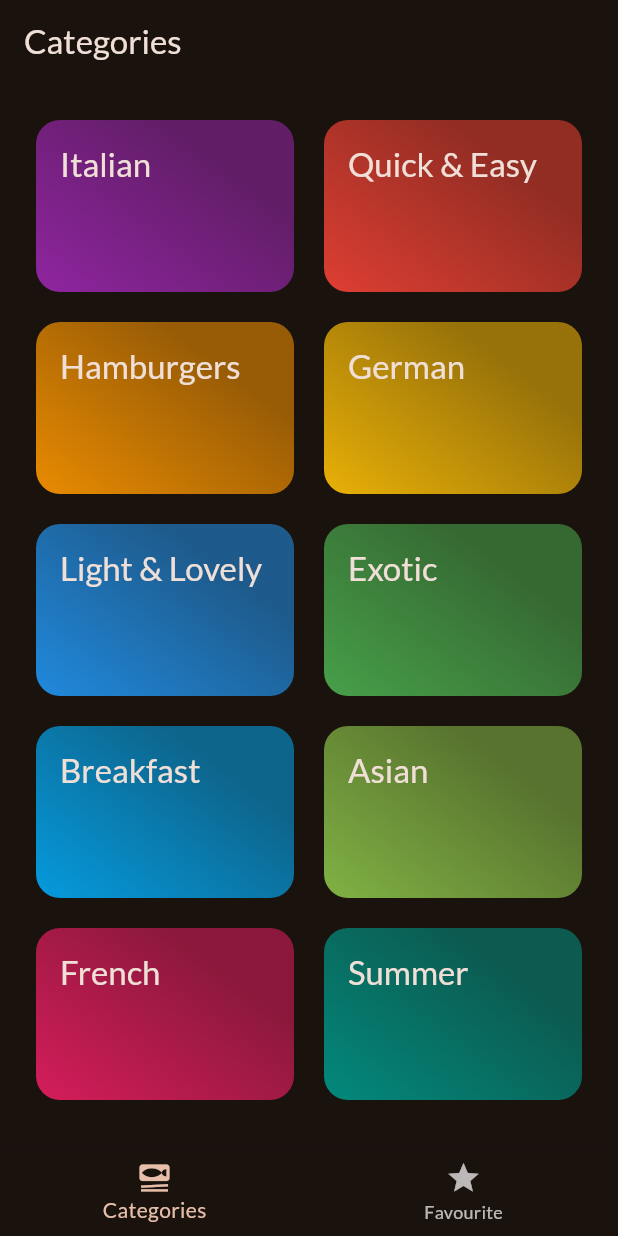
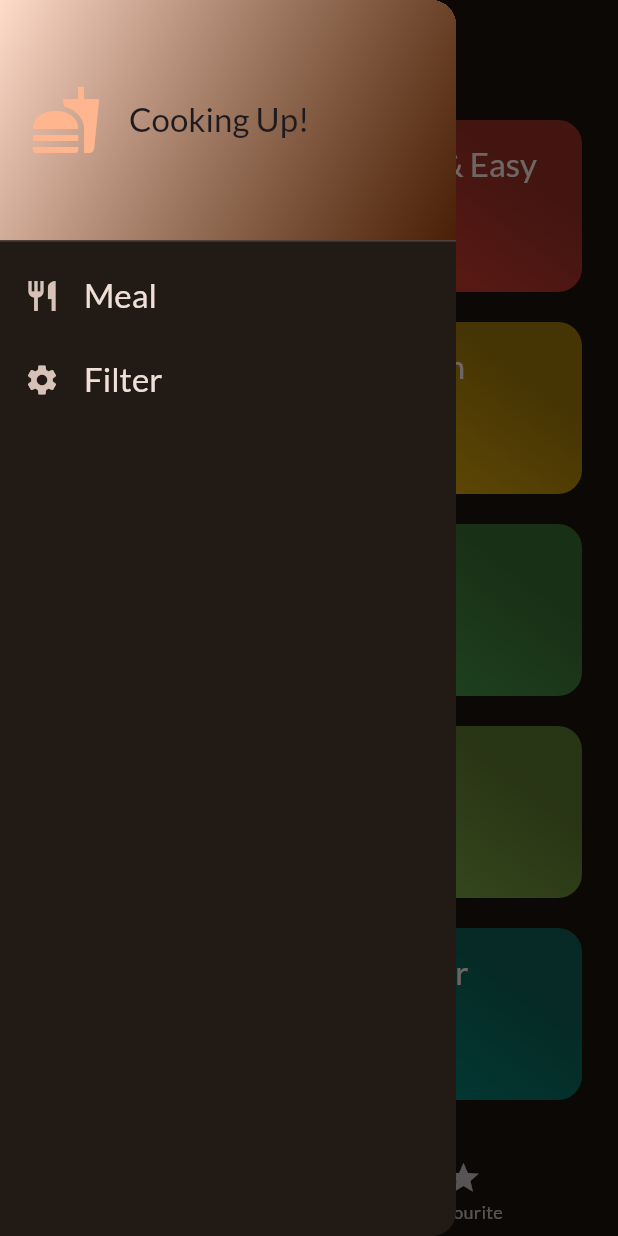
Before and after one commit to Shivangm9669/Meal_app, a Flutter app: the screen it shows after launch, with the side drawer open (before the commit the screen has no drawer), on a phone screen of 412 x 824 dp. Run offline on Flutter 3.47's test engine with Material 3 defaults, Android fonts, the phone set to English and light mode, and no system bars; our stand-ins replace flutter_riverpod, google_fonts, transparent_image.

Commit message:
State managment using riverpod

```diff
--- /dev/null
+++ b/lib/provider/favouritemealprovider.dart
@@ -0,0 +1,22 @@
+import 'package:flutter_riverpod/flutter_riverpod.dart';
+import 'package:mealapp/model/meal.dart';
+
+class FavouriteMealNotifier extends StateNotifier<List<Meal>> {
+  FavouriteMealNotifier() : super([]);
+
+  bool togglefavourite(Meal meal) {
+    final isfavouriteMeal = state.contains(meal);
+
+    if (isfavouriteMeal) {
+      state = state.where((m) => m.id != meal.id).toList();
+      return false;
+    } else {
+      state = [...state, meal];
+      return true;
+    }
+  }
+}
+
+final favouriteMealProvider =
+    StateNotifierProvider<FavouriteMealNotifier, List<Meal>>(
+        (ref) => FavouriteMealNotifier());
--- /dev/null
+++ b/lib/provider/filterprovider.dart
@@ -0,0 +1,26 @@
+import 'package:flutter_riverpod/flutter_riverpod.dart';
+
+enum Filters { glutenfree, vegan, vegetrain, lactosefree }
+
+class FilterNotifier extends StateNotifier<Map<Filters, bool>> {
+  FilterNotifier()
+      : super({
+          Filters.glutenfree: false,
+          Filters.lactosefree: false,
+          Filters.vegan: false,
+          Filters.vegetrain: false,
+        });
+
+  void setFilters(Map<Filters, bool> selectedFilter) {
+    state = selectedFilter;
+  }
+
+  void setFilter(Filters filter, bool isactive) {
+    state = {...state, filter: isactive};
+  }
+}
+
+final filterProvider =
+    StateNotifierProvider<FilterNotifier, Map<Filters, bool>>((ref) {
+  return FilterNotifier();
+});
--- /dev/null
+++ b/lib/provider/mealprovider.dart
@@ -0,0 +1,6 @@
+import "package:flutter_riverpod/flutter_riverpod.dart";
+import "package:mealapp/data/categorydata.dart";
+
+final mealProvider = Provider((ref) {
+  return dummyMeals;
+});
--- a/lib/screens/categoryscreen.dart
+++ b/lib/screens/categoryscreen.dart
@@ -7,18 +7,17 @@ import 'package:mealapp/screens/mealscreen.dart';
 import 'package:mealapp/widgets/catergorygriditem.dart';
 
 class CategoryGrid extends StatelessWidget {
-  const CategoryGrid({super.key, required this.toggleFavList});
-  final void Function(Meal meal) toggleFavList;
+  const CategoryGrid({super.key , required this.availableList});
+  final List<Meal> availableList;
 
   void _selectedCategory(BuildContext context, Category category) {
-    final filteredlist = dummyMeals
+    final filteredlist = availableList
         .where((meal) => meal.categories.contains(category.id))
         .toList();
     Navigator.of(context).push(MaterialPageRoute(
         builder: (ctx) => MealScreen(
               title: category.title,
               meals: filteredlist,
-              toggleFavList: toggleFavList,
             )));
   }
 
--- a/lib/screens/mealdetails.dart
+++ b/lib/screens/mealdetails.dart
@@ -1,20 +1,31 @@
 import 'package:flutter/material.dart';
+import 'package:flutter_riverpod/flutter_riverpod.dart';
 import 'package:mealapp/model/meal.dart';
+import 'package:mealapp/provider/favouritemealprovider.dart';
 
-class MealDetailsScreen extends StatelessWidget {
-  const MealDetailsScreen(
-      {super.key, required this.meal, required this.toggleFavList});
-  final void Function(Meal meal) toggleFavList;
+class MealDetailsScreen extends ConsumerWidget {
+  const MealDetailsScreen({super.key, required this.meal});
+
   final Meal meal;
 
   @override
-  Widget build(BuildContext context) {
+  Widget build(BuildContext context, WidgetRef ref) {
     return Scaffold(
       appBar: AppBar(
         actions: [
           IconButton(
             onPressed: () {
-              toggleFavList(meal);
+              final wasAdded = ref
+                  .read(favouriteMealProvider.notifier)
+                  .togglefavourite(meal);
+              ScaffoldMessenger.of(context).clearSnackBars();
+              ScaffoldMessenger.of(context).showSnackBar(
+                SnackBar(
+                  content: Text(wasAdded
+                      ? "Meal is add to favourite"
+                      : "Meal is removed from favourite"),
+                ),
+              );
             },
             icon: const Icon(Icons.star),
           )
--- a/lib/screens/mealscreen.dart
+++ b/lib/screens/mealscreen.dart
@@ -4,15 +4,15 @@ import 'package:mealapp/screens/mealdetails.dart';
 import 'package:mealapp/widgets/meal_item.dart';
 
 class MealScreen extends StatelessWidget {
-  const MealScreen({super.key, this.title, required this.meals , required this.toggleFavList});
+  const MealScreen({super.key, this.title, required this.meals });
 
-  final void Function(Meal meal) toggleFavList;
+
   final String? title;
   final List<Meal> meals;
 
   void onSelectedMeal(BuildContext context, Meal meal) {
     Navigator.of(context).push(
-        MaterialPageRoute(builder: (ctx) => MealDetailsScreen(meal: meal , toggleFavList: toggleFavList,)));
+        MaterialPageRoute(builder: (ctx) => MealDetailsScreen(meal: meal)));
   }
 
   @override
--- a/lib/screens/tabsdetail.dart
+++ b/lib/screens/tabsdetail.dart
@@ -1,39 +1,35 @@
 import 'package:flutter/material.dart';
-import 'package:mealapp/model/meal.dart';
+import 'package:flutter_riverpod/flutter_riverpod.dart';
+
+import 'package:mealapp/provider/filterprovider.dart';
+import 'package:mealapp/provider/favouritemealprovider.dart';
+import 'package:mealapp/provider/mealprovider.dart';
 import 'package:mealapp/screens/categoryscreen.dart';
+import 'package:mealapp/screens/filterscreem.dart';
 import 'package:mealapp/screens/mealscreen.dart';
+import 'package:mealapp/widgets/appdrawer.dart';
 
-class TabScreen extends StatefulWidget {
+var kInitalList = {
+  Filters.glutenfree: false,
+  Filters.lactosefree: false,
+  Filters.vegan: false,
+  Filters.vegetrain: false
+};
+
+class TabScreen extends ConsumerStatefulWidget {
   const TabScreen({super.key});
 
   @override
-  State<TabScreen> createState() => _TabScreenState();
+  ConsumerState<TabScreen> createState() => _TabScreenState();
 }
 
-class _TabScreenState extends State<TabScreen> {
-  final List<Meal> favList = [];
-
-  void _showMessage(String message) {
-    ScaffoldMessenger.of(context).clearSnackBars();
-    ScaffoldMessenger.of(context).showSnackBar(
-      SnackBar(
-        content: Text(message),
-      ),
-    );
-  }
-
-  void _toggleFavoriteList(Meal meal) {
-    final isExisiting = favList.contains(meal);
-    if (isExisiting) {
-      setState(() {
-        favList.remove(meal);
-        _showMessage("Meal Remove From Favourite");
-      });
-    } else {
-      setState(() {
-        favList.add(meal);
-        _showMessage("Meal Added to Favourite");
-      });
+class _TabScreenState extends ConsumerState<TabScreen> {
+  void _selectedDrawerOption(String identifer) async {
+    Navigator.of(context).pop();
+    if (identifer == "filter") {
+      await Navigator.of(context).push<Map<Filters, bool>>(
+        MaterialPageRoute(builder: (ctx) => const FilterScreen()),
+      );
     }
   }
 
@@ -46,20 +42,41 @@ class _TabScreenState extends State<TabScreen> {
 
   @override
   Widget build(BuildContext context) {
+    final mealprovided = ref.watch(mealProvider);
+    final activeFilter = ref.watch(filterProvider);
+    final availabelMeals = mealprovided.where((meal) {
+      if (activeFilter[Filters.glutenfree]! && !meal.isGlutenFree) {
+        return false;
+      }
+      if (activeFilter[Filters.lactosefree]! && !meal.isLactoseFree) {
+        return false;
+      }
+      if (activeFilter[Filters.vegetrain]! && !meal.isVegetarian) {
+        return false;
+      }
+      if (activeFilter[Filters.vegan]! && !meal.isVegan) {
+        return false;
+      }
+      return true;
+    }).toList();
+
     var activePageTitle = "Categories";
     Widget activePage = CategoryGrid(
-      toggleFavList: _toggleFavoriteList,
+      availableList: availabelMeals,
     );
     if (_selectedPageindx == 1) {
+      final _favouriteMeals = ref.watch(favouriteMealProvider);
       activePage = MealScreen(
-        meals: favList,
-        toggleFavList: _toggleFavoriteList,
+        meals: _favouriteMeals,
       );
       activePageTitle = "Favourite";
     }
     return Scaffold(
       appBar: AppBar(
         title: Text(activePageTitle),
+      ),
+      drawer: AppDrawer(
+        selectedpage: _selectedDrawerOption,
       ),
       body: activePage,
       bottomNavigationBar: BottomNavigationBar(
--- /dev/null
+++ b/lib/widgets/appdrawer.dart
@@ -0,0 +1,64 @@
+import 'package:flutter/material.dart';
+
+class AppDrawer extends StatelessWidget {
+  const AppDrawer({super.key, required this.selectedpage});
+
+  final void Function(String identifer) selectedpage;
+
+  @override
+  Widget build(BuildContext context) {
+    return Drawer(
+      child: Column(
+        children: [
+          DrawerHeader(
+            padding: const EdgeInsets.all(20),
+            decoration: BoxDecoration(
+              gradient: LinearGradient(colors: [
+                Theme.of(context).colorScheme.onPrimaryContainer,
+                Theme.of(context).colorScheme.onPrimary.withOpacity(0.8)
+              ], begin: Alignment.topLeft, end: Alignment.bottomRight),
+            ),
+            child: Row(
+              children: [
+                Icon(
+                  Icons.fastfood,
+                  size: 48,
+                  color: Theme.of(context).colorScheme.primary,
+                ),
+                const SizedBox(width: 18),
+                Text("Cooking Up!",
+                    style: Theme.of(context).textTheme.titleLarge),
+              ],
+            ),
+          ),
+          ListTile(
+            leading: const Icon(Icons.restaurant),
+            title: Text(
+              'Meal',
+              style: Theme.of(context)
+                  .textTheme
+                  .titleLarge!
+                  .copyWith(color: Theme.of(context).colorScheme.onBackground),
+            ),
+            onTap: () {
+              selectedpage("meal");
+            },
+          ),
+          ListTile(
+            leading: const Icon(Icons.settings),
+            title: Text(
+              'Filter',
+              style: Theme.of(context)
+                  .textTheme
+                  .titleLarge!
+                  .copyWith(color: Theme.of(context).colorScheme.onBackground),
+            ),
+            onTap: () {
+              selectedpage("filter");
+            },
+          )
+        ],
+      ),
+    );
+  }
+}
--- a/pubspec.yaml
+++ b/pubspec.yaml
@@ -37,6 +37,7 @@ dependencies:
   cupertino_icons: ^1.0.6
   google_fonts: ^6.2.1
   transparent_image: ^2.0.1
+  flutter_riverpod: ^2.5.1
 
 dev_dependencies:
   flutter_test:
```
Also changed, not shown: lib/main.dart (+6 -1 lines), lib/screens/filterscreem.dart (added, +116 -0 lines), pubspec.lock.
